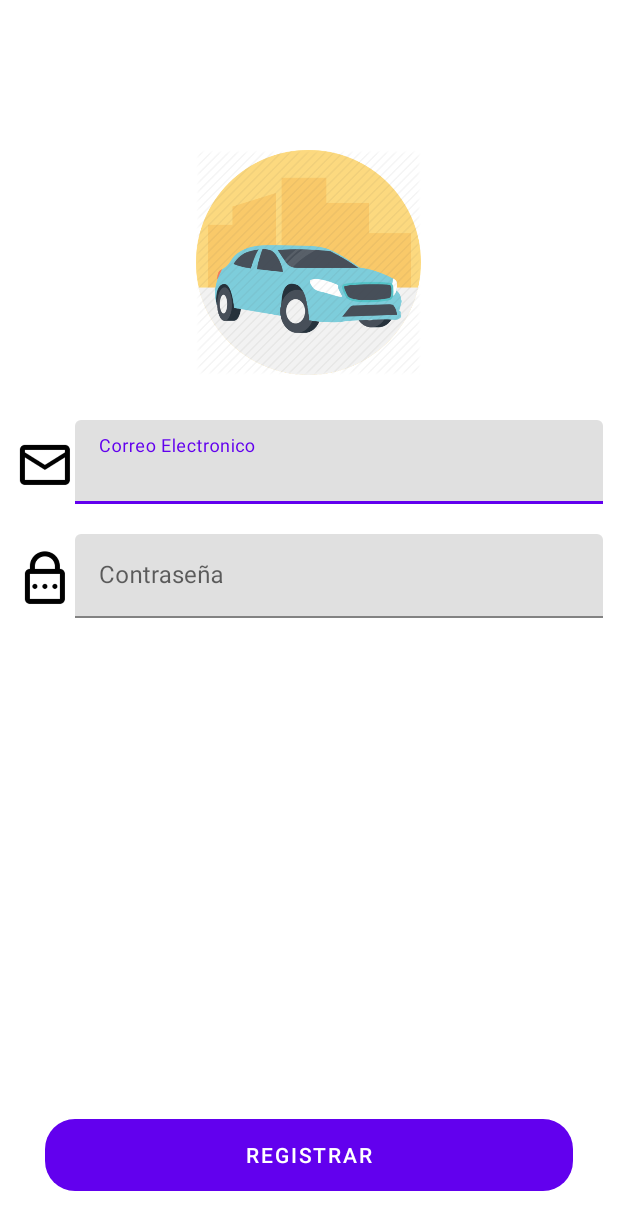
After one commit to kkevin7/uberclone, an Android app: the LoginActivity screen opened directly, with no data from a screen before it, on a phone screen of 412 x 824 dp. The commit adds this screen. Shown: the top 1230 px of the screen. Run offline under Robolectric (Android 15) with nearby library versions, the phone set to English and light mode, and no system bars.

Commit message:
Uber clone

```diff
--- a/app/src/main/AndroidManifest.xml
+++ b/app/src/main/AndroidManifest.xml
@@ -9,8 +9,11 @@
         android:roundIcon="@mipmap/ic_launcher_round"
         android:supportsRtl="true"
         android:theme="@style/Theme.UberClone">
-        <activity android:name=".RegisterActivity"></activity>
-        <activity android:name=".SelectOptionAuthActivity" android:parentActivityName=".MainActivity" />
+        <activity android:name=".LoginActivity"></activity>
+        <activity android:name=".RegisterActivity" />
+        <activity
+            android:name=".SelectOptionAuthActivity"
+            android:parentActivityName=".MainActivity" />
         <activity android:name=".MainActivity">
             <intent-filter>
                 <action android:name="android.intent.action.MAIN" />
--- /dev/null
+++ b/app/src/main/java/org/kevin/uberclone/LoginActivity.java
@@ -0,0 +1,14 @@
+package org.kevin.uberclone;
+
+import androidx.appcompat.app.AppCompatActivity;
+
+import android.os.Bundle;
+
+public class LoginActivity extends AppCompatActivity {
+
+    @Override
+    protected void onCreate(Bundle savedInstanceState) {
+        super.onCreate(savedInstanceState);
+        setContentView(R.layout.activity_login);
+    }
+}
--- /dev/null
+++ b/app/src/main/res/layout/activity_login.xml
@@ -0,0 +1,99 @@
+<?xml version="1.0" encoding="utf-8"?>
+<androidx.coordinatorlayout.widget.CoordinatorLayout xmlns:android="http://schemas.android.com/apk/res/android"
+    xmlns:app="http://schemas.android.com/apk/res-auto"
+    xmlns:tools="http://schemas.android.com/tools"
+    android:layout_width="match_parent"
+    android:layout_height="match_parent"
+    android:fitsSystemWindows="true"
+    tools:context=".LoginActivity">
+
+    <LinearLayout
+        android:layout_width="match_parent"
+        android:layout_height="match_parent"
+        android:orientation="vertical"
+        >
+        <ImageView
+            android:layout_width="150dp"
+            android:layout_height="150dp"
+            android:src="@drawable/icon_uberclone"
+            android:layout_marginTop="100dp"
+            android:layout_marginBottom="20dp"
+            android:layout_gravity="center"
+            />
+
+        <LinearLayout
+            android:layout_width="match_parent"
+            android:layout_height="wrap_content"
+            android:orientation="horizontal"
+            android:layout_margin="10dp"
+            >
+
+            <ImageView
+                android:layout_width="40dp"
+                android:layout_height="40dp"
+                android:layout_marginTop="10dp"
+                android:src="@drawable/icon_email"
+                />
+            <com.google.android.material.textfield.TextInputLayout
+                android:layout_width="match_parent"
+                android:layout_height="wrap_content">
+                <com.google.android.material.textfield.TextInputEditText
+                    android:layout_width="match_parent"
+                    android:layout_height="wrap_content"
+                    android:hint="Correo Electronico"
+                    android:inputType="textEmailAddress"
+                    >
+                </com.google.android.material.textfield.TextInputEditText>
+            </com.google.android.material.textfield.TextInputLayout>
+
+        </LinearLayout>
+
+
+        <LinearLayout
+            android:layout_width="match_parent"
+            android:layout_height="wrap_content"
+            android:orientation="horizontal"
+            android:layout_margin="10dp"
+            >
+
+            <ImageView
+                android:layout_width="40dp"
+                android:layout_height="40dp"
+                android:layout_marginTop="10dp"
+                android:src="@drawable/icon_password"
+                />
+
+            <com.google.android.material.textfield.TextInputLayout
+                android:layout_width="match_parent"
+                android:layout_height="wrap_content">
+                <com.google.android.material.textfield.TextInputEditText
+                    android:layout_width="match_parent"
+                    android:layout_height="wrap_content"
+                    android:hint="Contraseña"
+                    android:inputType="textPassword"
+                    >
+                </com.google.android.material.textfield.TextInputEditText>
+            </com.google.android.material.textfield.TextInputLayout>
+
+        </LinearLayout>
+
+        <LinearLayout
+            android:layout_width="match_parent"
+            android:layout_height="match_parent"
+            android:orientation="vertical"
+            android:gravity="bottom"
+            >
+            <Button
+                android:layout_width="match_parent"
+                android:layout_height="wrap_content"
+                android:text="REGISTRAR"
+                android:background="@drawable/rounded_button"
+                android:backgroundTint="@color/purple_primary"
+                android:textColor="@color/white"
+                android:layout_margin="30dp"
+                />
+        </LinearLayout>
+
+    </LinearLayout>
+
+</androidx.coordinatorlayout.widget.CoordinatorLayout>
--- a/app/src/main/res/layout/activity_select_option_auth.xml
+++ b/app/src/main/res/layout/activity_select_option_auth.xml
@@ -22,7 +22,6 @@
             android:layout_width="150dp"
             android:layout_height="150dp"
             android:src="@drawable/icon_uberclone"
-            android:layout_marginTop="50dp"
             android:layout_gravity="center"
             />
         <TextView
```
